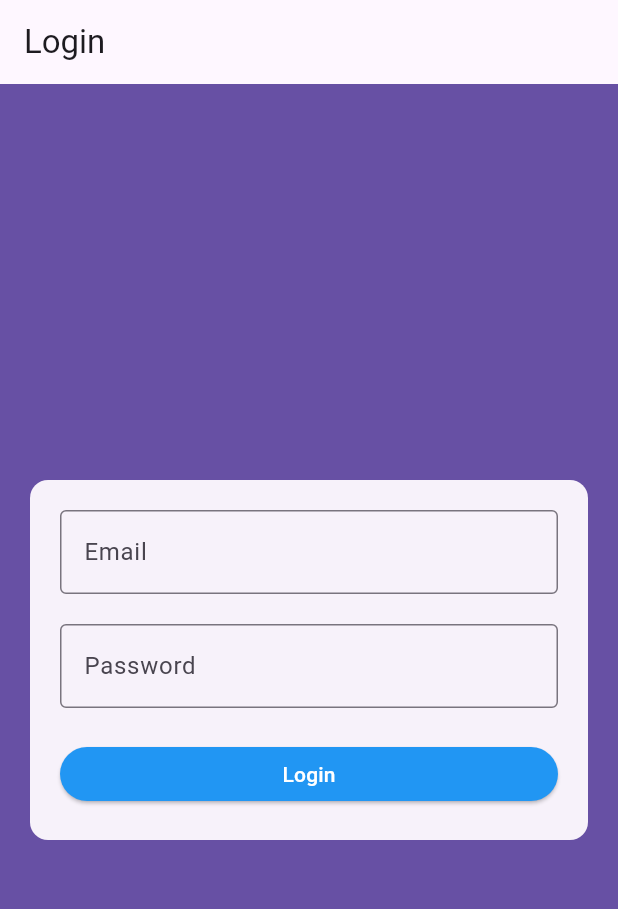
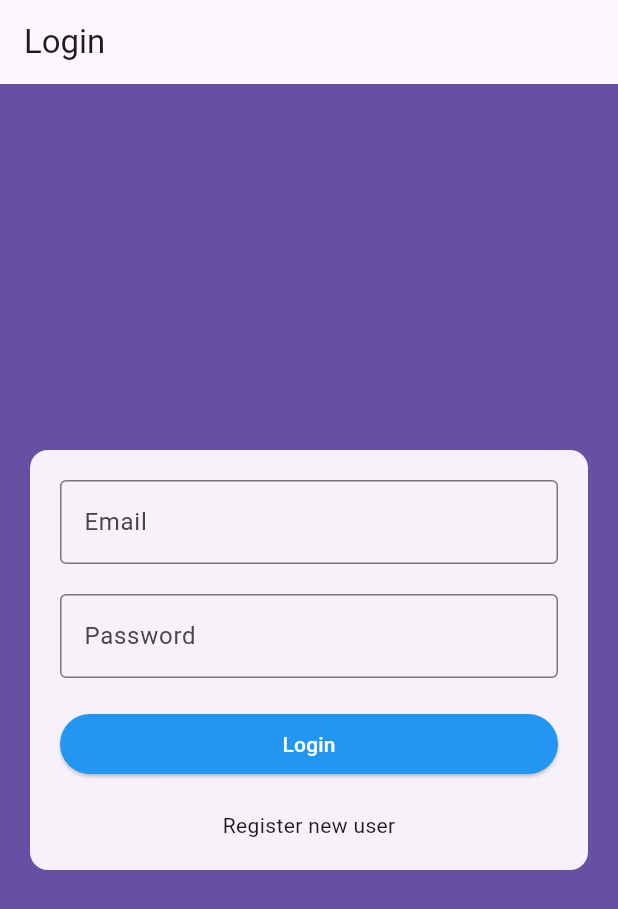
Before and after one commit to luisprmat/flutter-transactions, a Flutter app: the screen it shows after launch, on a phone screen of 412 x 824 dp. Shown: the top 909 px of the screen. Run offline on Flutter 3.47's test engine with Material 3 defaults, Android fonts, the phone set to English and light mode, and no system bars.

Commit message:
Move login in separate file and add register with navigation

```diff
--- a/lib/main.dart
+++ b/lib/main.dart
@@ -1,4 +1,6 @@
 import 'package:flutter/material.dart';
+import 'package:flutter_transactions/screens/auth/Login.dart';
+import 'package:flutter_transactions/screens/auth/Register.dart';
 
 void main() {
   runApp(MyApp());
@@ -11,55 +13,11 @@ class MyApp extends StatelessWidget {
   Widget build(BuildContext context) {
     return MaterialApp(
       title: 'Welcome to Flutter',
-      home: Scaffold(
-        appBar: AppBar(title: Text('Login')),
-        body: Container(
-          color: Theme.of(context).primaryColor,
-          child: Column(
-            mainAxisAlignment: MainAxisAlignment.center,
-            children: <Widget>[
-              Card(
-                elevation: 0,
-                margin: EdgeInsets.only(left: 20, right: 20),
-                child: Padding(
-                  padding: EdgeInsets.all(20),
-                  child: Column(
-                    children: <Widget>[
-                      TextField(
-                        keyboardType: TextInputType.emailAddress,
-                        decoration: InputDecoration(
-                          border: OutlineInputBorder(),
-                          labelText: 'Email',
-                        ),
-                      ),
-                      SizedBox(height: 20),
-                      TextField(
-                        keyboardType: TextInputType.visiblePassword,
-                        decoration: InputDecoration(
-                          border: OutlineInputBorder(),
-                          labelText: 'Password',
-                        ),
-                      ),
-                      SizedBox(height: 20),
-                      ElevatedButton(
-                        onPressed: () {
-                          print('Login button pressed.');
-                        },
-                        child: Text('Login'),
-                        style: ElevatedButton.styleFrom(
-                          backgroundColor: Colors.blue,
-                          foregroundColor: Colors.white,
-                          minimumSize: Size(double.infinity, 36)
-                        ),
-                      ),
-                    ],
-                  ),
-                ),
-              ),
-            ],
-          ),
-        ),
-      ),
+      home: Login(),
+      routes: {
+        '/login': (context) => Login(),
+        '/register': (context) => Register(),
+      },
     );
   }
 }
--- /dev/null
+++ b/lib/screens/auth/Login.dart
@@ -0,0 +1,65 @@
+import 'package:flutter/material.dart';
+
+class Login extends StatelessWidget {
+  const Login({Key? key}) : super(key: key);
+
+  @override
+  Widget build(BuildContext context) {
+    return Scaffold(
+      appBar: AppBar(title: Text('Login')),
+      body: Container(
+        color: Theme.of(context).primaryColor,
+        child: Column(
+          mainAxisAlignment: MainAxisAlignment.center,
+          children: <Widget>[
+            Card(
+              elevation: 0,
+              margin: EdgeInsets.only(left: 20, right: 20),
+              child: Padding(
+                padding: EdgeInsets.all(20),
+                child: Column(
+                  children: <Widget>[
+                    TextField(
+                      keyboardType: TextInputType.emailAddress,
+                      decoration: InputDecoration(
+                        border: OutlineInputBorder(),
+                        labelText: 'Email',
+                      ),
+                    ),
+                    SizedBox(height: 20),
+                    TextField(
+                      keyboardType: TextInputType.visiblePassword,
+                      decoration: InputDecoration(
+                        border: OutlineInputBorder(),
+                        labelText: 'Password',
+                      ),
+                    ),
+                    SizedBox(height: 20),
+                    ElevatedButton(
+                      onPressed: () {
+                        print('Login button pressed.');
+                      },
+                      child: Text('Login'),
+                      style: ElevatedButton.styleFrom(
+                        backgroundColor: Colors.blue,
+                        foregroundColor: Colors.white,
+                        minimumSize: Size(double.infinity, 40)
+                      ),
+                    ),
+                    Padding(
+                      padding: EdgeInsets.only(top: 20),
+                      child: InkWell(
+                        child: Text('Register new user'),
+                        onTap: () => Navigator.pushNamed(context, '/register'),
+                      ),
+                    )
+                  ],
+                ),
+              ),
+            ),
+          ],
+        ),
+      ),
+    );
+  }
+}
```
Also changed, not shown: lib/screens/auth/Register.dart (added, +81 -0 lines).
